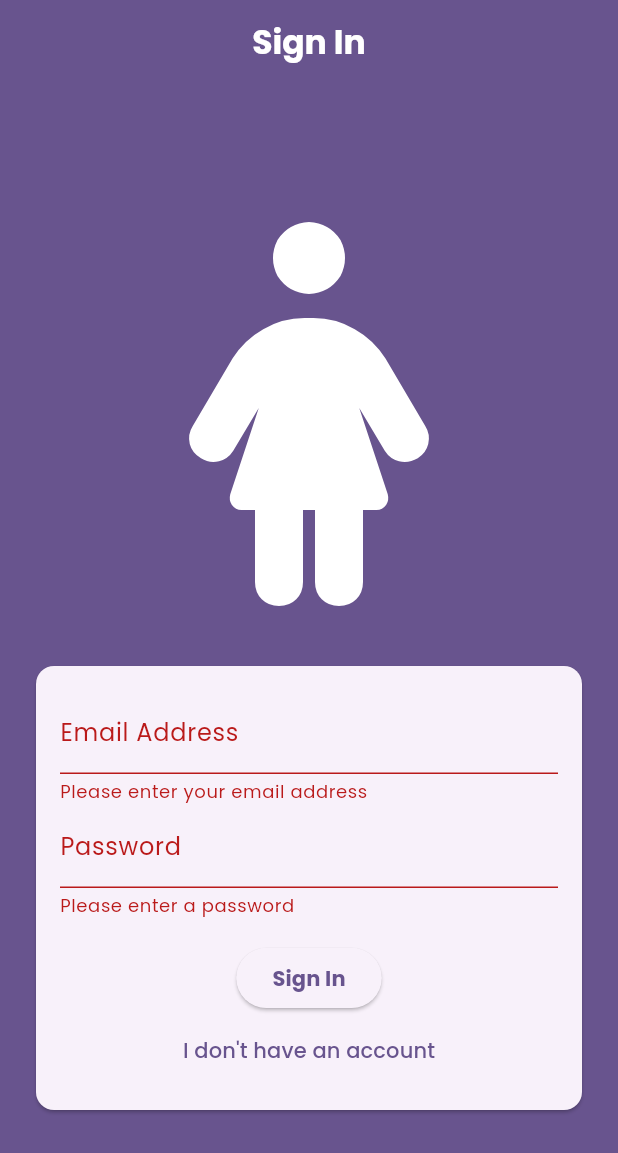
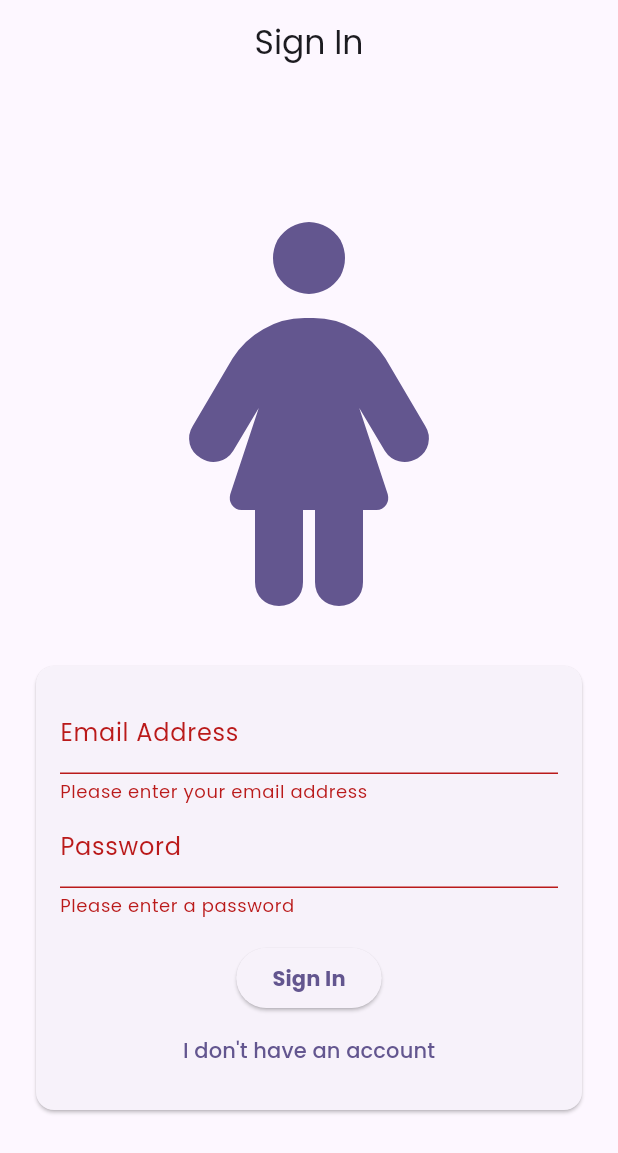
Before and after one commit to YoussefHabib97/BTAD, a Flutter app: the screen it shows after launch, after a tap on "Sign In", on a phone screen of 412 x 824 dp. Shown: the top 1153 px of the screen. Run offline on Flutter 3.47's test engine with Material 2 defaults, Android fonts, the phone set to English and light mode, and no system bars; our stand-ins replace cloud_firestore, email_validator, firebase_auth, firebase_core, font_awesome_flutter, google_fonts and 1 more; missing offline and left inert: string_capitalize; accounts and stored records are empty.

Commit message:
Upgraded project to Flutter 3.10.0 Leaned out the email verification screen Added themes to application

```diff
--- a/lib/main.dart
+++ b/lib/main.dart
@@ -1,3 +1,4 @@
+import 'package:btad/screens/home_screen.dart';
 import 'package:flutter/material.dart';
 
 // Package imports
@@ -17,6 +18,31 @@ Future<void> main() async {
   await Firebase.initializeApp(
     options: DefaultFirebaseOptions.currentPlatform,
   );
+
+  ErrorWidget.builder = (FlutterErrorDetails details) {
+    bool inDebugMode = false;
+    assert(() {
+      inDebugMode = true;
+      return true;
+    }());
+
+    if (inDebugMode) {
+      return ErrorWidget(details.exception);
+    }
+    return Container(
+      alignment: Alignment.center,
+      child: Text(
+        "Error\n${details.exception}",
+        style: const TextStyle(
+          color: Colors.red,
+          fontWeight: FontWeight.bold,
+          fontSize: 24,
+        ),
+        textAlign: TextAlign.center,
+      ),
+    );
+  };
+
   runApp(const ApplicationRoot());
 }
 
@@ -31,9 +57,11 @@ class ApplicationRoot extends StatelessWidget {
       theme: ThemeData(
         brightness: Brightness.light,
         textTheme: GoogleFonts.poppinsTextTheme(),
-        colorSchemeSeed: Colors.deepPurple,
+        colorSchemeSeed: Colors.deepPurpleAccent,
         useMaterial3: true,
       ),
+      darkTheme: ThemeData.dark(useMaterial3: true),
+      themeMode: ThemeMode.system,
       home: StreamBuilder(
         stream: FirebaseAuth.instance.authStateChanges(),
         builder: (context, snapshot) {
@@ -43,7 +71,12 @@ class ApplicationRoot extends StatelessWidget {
             );
           }
           if (snapshot.hasData) {
-            return const VerifyEmailScreen();
+            if (FirebaseAuth.instance.currentUser == null) {
+              return const AuthenticationScreen();
+            } else if (!FirebaseAuth.instance.currentUser!.emailVerified) {
+              return const VerifyEmailScreen();
+            }
+            return HomeScreen(user: FirebaseAuth.instance.currentUser!);
           }
           return const AuthenticationScreen();
         },
--- a/lib/screens/authentication_screen.dart
+++ b/lib/screens/authentication_screen.dart
@@ -12,7 +12,7 @@ import 'package:cloud_firestore/cloud_firestore.dart';
 FirebaseAuth _firebaseAuth = FirebaseAuth.instance;
 FirebaseFirestore _firebaseFirestore = FirebaseFirestore.instance;
 
-List<String> accountTypes = [
+List<String> accountRoles = [
   'admin',
   'doctor',
   'patient',
@@ -70,9 +70,15 @@ class _AuthenticationScreenState extends State<AuthenticationScreen> {
           'email': _enteredEmail,
           'role': currentOption,
         });
+        setState(() {
+          _isAuthenticating = false;
+        });
       } else {
         await _firebaseAuth.signInWithEmailAndPassword(
             email: _enteredEmail, password: _enteredPassword);
+        setState(() {
+          _isAuthenticating = true;
+        });
       }
     } on FirebaseAuthException catch (error) {
       ScaffoldMessenger.of(context).clearSnackBars();
@@ -83,7 +89,7 @@ class _AuthenticationScreenState extends State<AuthenticationScreen> {
             label: "Dismiss",
             onPressed: () => ScaffoldMessenger.of(context).clearSnackBars(),
           ),
-          duration: const Duration(days: 1),
+          duration: const Duration(seconds: 5),
         ),
       );
       setState(() {
@@ -92,20 +98,15 @@ class _AuthenticationScreenState extends State<AuthenticationScreen> {
     }
   }
 
-  String currentOption = accountTypes[0];
+  String currentOption = accountRoles[0];
 
   @override
   Widget build(BuildContext context) {
     return Scaffold(
-      backgroundColor: Theme.of(context).colorScheme.primary,
       appBar: AppBar(
-        backgroundColor: Theme.of(context).colorScheme.primary,
+        forceMaterialTransparency: true,
         title: Text(
           !_isLogin ? "Sign Up" : "Sign In",
-          style: Theme.of(context).textTheme.titleLarge!.copyWith(
-                color: Colors.white,
-                fontWeight: FontWeight.bold,
-              ),
         ),
         centerTitle: true,
       ),
@@ -127,7 +128,7 @@ class _AuthenticationScreenState extends State<AuthenticationScreen> {
                   child: FaIcon(
                     FontAwesomeIcons.personDress,
                     size: 256,
-                    color: Theme.of(context).colorScheme.onSecondary,
+                    color: Theme.of(context).colorScheme.primary,
                   ),
                 ),
                 Card(
@@ -141,6 +142,7 @@ class _AuthenticationScreenState extends State<AuthenticationScreen> {
                           mainAxisSize: MainAxisSize.min,
                           children: [
                             TextFormField(
+                              readOnly: _isAuthenticating,
                               controller: _emailController,
                               autocorrect: false,
                               textCapitalization: TextCapitalization.none,
@@ -169,6 +171,7 @@ class _AuthenticationScreenState extends State<AuthenticationScreen> {
                               },
                             ),
                             TextFormField(
+                              readOnly: _isAuthenticating,
                               controller: _passwordController,
                               obscureText: !_passwordIsVisible,
                               decoration: InputDecoration(
@@ -206,10 +209,10 @@ class _AuthenticationScreenState extends State<AuthenticationScreen> {
                                   Column(
                                     children: [
                                       RadioListTile(
-                                        value: accountTypes[0],
+                                        value: accountRoles[0],
                                         groupValue: currentOption,
                                         title: Text(
-                                          accountTypes[0].capitalize(),
+                                          accountRoles[0].capitalize(),
                                         ),
                                         onChanged: !_isAuthenticating
                                             ? (value) {
@@ -221,7 +224,7 @@ class _AuthenticationScreenState extends State<AuthenticationScreen> {
                                             : null,
                                       ),
                                       RadioListTile(
-                                        value: accountTypes[1],
+                                        value: accountRoles[1],
                                         groupValue: currentOption,
                                         onChanged: !_isAuthenticating
                                             ? (value) {
@@ -232,11 +235,11 @@ class _AuthenticationScreenState extends State<AuthenticationScreen> {
                                               }
                                             : null,
                                         title: Text(
-                                          accountTypes[1].capitalize(),
+                                          accountRoles[1].capitalize(),
                                         ),
                                       ),
                                       RadioListTile(
-                                        value: accountTypes[2],
+                                        value: accountRoles[2],
                                         groupValue: currentOption,
                                         onChanged: !_isAuthenticating
                                             ? (value) {
@@ -247,7 +250,7 @@ class _AuthenticationScreenState extends State<AuthenticationScreen> {
                                               }
                                             : null,
                                         title: Text(
-                                          accountTypes[2].capitalize(),
+                                          accountRoles[2].capitalize(),
                                         ),
                                       ),
                                     ],
--- a/pubspec.yaml
+++ b/pubspec.yaml
@@ -58,6 +58,7 @@ dependencies:
 
   # Extra packages
   liquid_pull_to_refresh: ^3.0.1
+  async: ^2.11.0
 
 dev_dependencies:
   flutter_test:
```
Also changed, not shown: lib/screens/home_screen.dart (+17 -68 lines), lib/screens/verify_email_screen.dart (+39 -134 lines), lib/verify_test.dart (added, +248 -0 lines), pubspec.lock, 2 other files.
